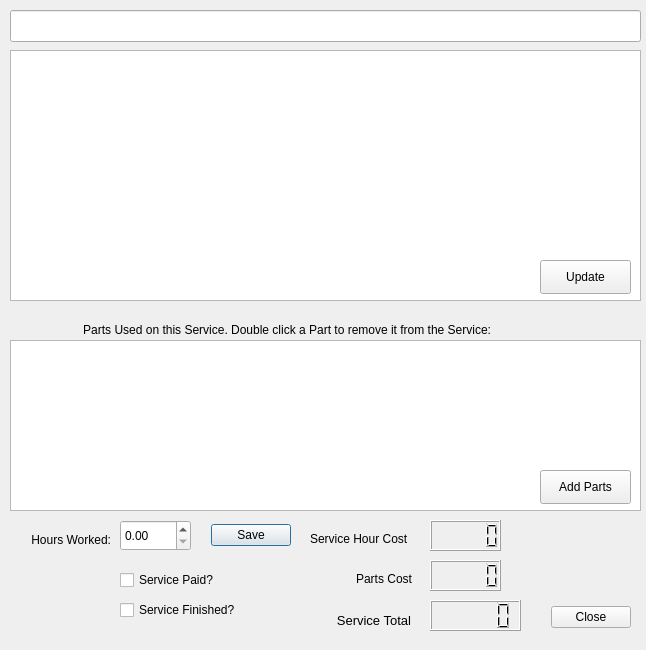
This is Client_Add_service.ui in bedi1982/Oficina as Qt 5 draws it before an edit. The edited form follows.
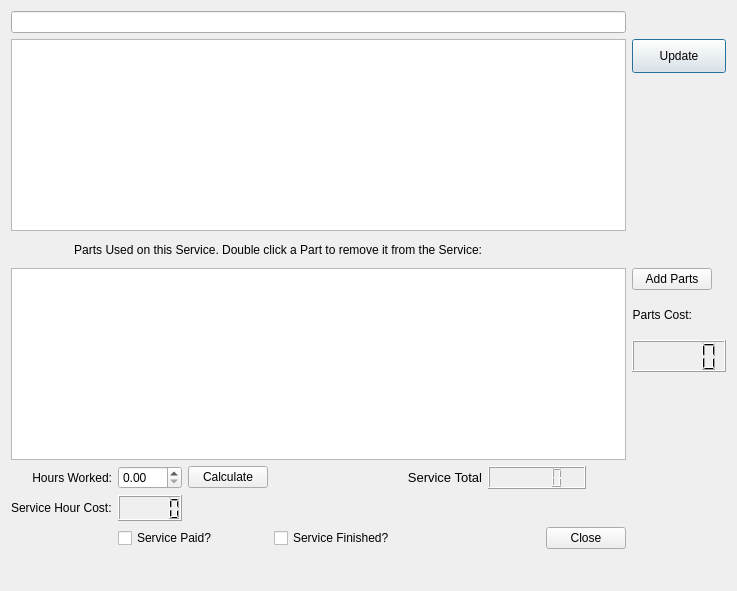
This is the edited form. Icons and pictures are not drawn.

Commit message: layouts, oh my, expandible layouts everywhere!

Diff of the .ui file:
```diff
--- a/Client_Add_service.ui
+++ b/Client_Add_service.ui
@@ -6,22 +6,10 @@
    <rect>
     <x>0</x>
     <y>0</y>
-    <width>646</width>
-    <height>650</height>
+    <width>737</width>
+    <height>591</height>
    </rect>
   </property>
-  <property name="minimumSize">
-   <size>
-    <width>646</width>
-    <height>640</height>
-   </size>
-  </property>
-  <property name="maximumSize">
-   <size>
-    <width>646</width>
-    <height>650</height>
-   </size>
-  </property>
   <property name="windowTitle">
    <string>Adding Service to Car!</string>
   </property>
@@ -29,55 +17,84 @@
    <iconset resource="images/images.qrc">
     <normaloff>:/emoticons/service.png</normaloff>:/emoticons/service.png</iconset>
   </property>
+  <layout class="QGridLayout" name="gridLayout">
+   <item row="16" column="2">
+    <widget class="QLCDNumber" name="lcd_Hour_cost">
+     <property name="maximumSize">
+      <size>
+       <width>98</width>
+       <height>32</height>
+      </size>
+     </property>
+    </widget>
+   </item>
+   <item row="19" column="8">
+    <widget class="QLabel" name="lbl_Emoticon">
+     <property name="maximumSize">
+      <size>
+       <width>48</width>
+       <height>48</height>
+      </size>
+     </property>
+     <property name="text">
+      <string/>
+     </property>
+    </widget>
+   </item>
+   <item row="11" column="8" alignment="Qt::AlignLeft">
   <widget class="QLabel" name="lbl_PartsCost">
-   <property name="geometry">
-    <rect>
-     <x>310</x>
-     <y>570</y>
-     <width>102</width>
-     <height>18</height>
-    </rect>
-   </property>
    <property name="text">
-    <string>Parts Cost</string>
+      <string>Parts Cost:</string>
    </property>
    <property name="alignment">
     <set>Qt::AlignRight|Qt::AlignTrailing|Qt::AlignVCenter</set>
    </property>
   </widget>
-  <widget class="QLabel" name="lbl_totlaServiceCost">
-   <property name="geometry">
-    <rect>
-     <x>310</x>
-     <y>610</y>
-     <width>101</width>
-     <height>20</height>
-    </rect>
-   </property>
-   <property name="font">
-    <font>
-     <pointsize>10</pointsize>
-    </font>
-   </property>
+   </item>
+   <item row="12" column="8">
+    <widget class="QLCDNumber" name="lcd_Parts_Cost">
+     <property name="maximumSize">
+      <size>
+       <width>98</width>
+       <height>32</height>
+      </size>
+     </property>
+    </widget>
+   </item>
+   <item row="1" column="8">
+    <widget class="QPushButton" name="btn_Update_Service_description">
+     <property name="enabled">
+      <bool>true</bool>
+     </property>
+     <property name="sizePolicy">
+      <sizepolicy hsizetype="Fixed" vsizetype="Fixed">
+       <horstretch>0</horstretch>
+       <verstretch>0</verstretch>
+      </sizepolicy>
+     </property>
+     <property name="minimumSize">
+      <size>
+       <width>94</width>
+       <height>34</height>
+      </size>
+     </property>
+     <property name="acceptDrops">
+      <bool>false</bool>
+     </property>
    <property name="text">
-    <string>Service Total</string>
-   </property>
-   <property name="alignment">
-    <set>Qt::AlignRight|Qt::AlignTrailing|Qt::AlignVCenter</set>
-   </property>
-  </widget>
+      <string>Update</string>
+     </property>
+     <property name="icon">
+      <iconset resource="images/images.qrc">
+       <normaloff>:/emoticons/client_info.png</normaloff>:/emoticons/client_info.png</iconset>
+     </property>
+    </widget>
+   </item>
+   <item row="10" column="8">
   <widget class="QPushButton" name="btn_Add_Parts_Used_In_The_Service">
    <property name="enabled">
     <bool>true</bool>
    </property>
-   <property name="geometry">
-    <rect>
-     <x>540</x>
-     <y>470</y>
-     <width>91</width>
-     <height>34</height>
-    </rect>
-   </property>
    <property name="sizePolicy">
     <sizepolicy hsizetype="Fixed" vsizetype="Fixed">
      <horstretch>0</horstretch>
@@ -95,82 +112,35 @@
      <normaloff>:/emoticons/service.png</normaloff>:/emoticons/service.png</iconset>
    </property>
   </widget>
-  <widget class="QLabel" name="lbl_Emoticon">
-   <property name="geometry">
-    <rect>
-     <x>580</x>
-     <y>530</y>
-     <width>48</width>
-     <height>48</height>
-    </rect>
-   </property>
+   </item>
+   <item row="18" column="7">
+    <widget class="QDialogButtonBox" name="btnBox_Close">
+     <property name="standardButtons">
+      <set>QDialogButtonBox::Close</set>
+     </property>
+    </widget>
+   </item>
+   <item row="18" column="0">
+    <widget class="QLabel" name="label_2">
    <property name="maximumSize">
     <size>
-     <width>48</width>
-     <height>48</height>
+       <width>61</width>
+       <height>51</height>
     </size>
    </property>
    <property name="text">
     <string/>
    </property>
-  </widget>
-  <widget class="QTableView" name="tbl_Parts_Used_In_Service">
-   <property name="enabled">
-    <bool>true</bool>
-   </property>
-   <property name="geometry">
-    <rect>
-     <x>10</x>
-     <y>340</y>
-     <width>631</width>
-     <height>171</height>
-    </rect>
-   </property>
-   <property name="sortingEnabled">
+     <property name="pixmap">
+      <pixmap resource="images/images.qrc">:/emoticons/tux.png</pixmap>
+     </property>
+     <property name="scaledContents">
     <bool>true</bool>
    </property>
   </widget>
-  <widget class="QLabel" name="lbl_PartsUsed">
-   <property name="geometry">
-    <rect>
-     <x>40</x>
-     <y>320</y>
-     <width>451</width>
-     <height>20</height>
-    </rect>
-   </property>
-   <property name="text">
-    <string>Parts Used on this Service. Double click a Part to remove it from the Service:</string>
-   </property>
-   <property name="alignment">
-    <set>Qt::AlignRight|Qt::AlignTrailing|Qt::AlignVCenter</set>
-   </property>
-  </widget>
-  <widget class="QCheckBox" name="check_Paid">
-   <property name="enabled">
-    <bool>true</bool>
-   </property>
-   <property name="geometry">
-    <rect>
-     <x>120</x>
-     <y>570</y>
-     <width>131</width>
-     <height>20</height>
-    </rect>
-   </property>
-   <property name="text">
-    <string>Service Paid?</string>
-   </property>
-  </widget>
+   </item>
+   <item row="1" column="0" rowspan="6" colspan="8">
   <widget class="QTextEdit" name="txt_Servicedescription">
-   <property name="geometry">
-    <rect>
-     <x>10</x>
-     <y>50</y>
-     <width>631</width>
-     <height>251</height>
-    </rect>
-   </property>
    <property name="focusPolicy">
     <enum>Qt::NoFocus</enum>
    </property>
@@ -185,18 +155,98 @@
 &lt;p style=&quot;-qt-paragraph-type:empty; margin-top:0px; margin-bottom:0px; margin-left:0px; margin-right:0px; -qt-block-indent:0; text-indent:0px;&quot;&gt;&lt;br /&gt;&lt;/p&gt;&lt;/body&gt;&lt;/html&gt;</string>
    </property>
   </widget>
+   </item>
+   <item row="16" column="0" colspan="2">
+    <widget class="QLabel" name="label">
+     <property name="text">
+      <string>Service Hour Cost:</string>
+     </property>
+    </widget>
+   </item>
+   <item row="18" column="4">
+    <widget class="QCheckBox" name="check_Finished">
+     <property name="enabled">
+      <bool>true</bool>
+     </property>
+     <property name="text">
+      <string>Service Finished?</string>
+     </property>
+    </widget>
+   </item>
+   <item row="0" column="0" colspan="8">
+    <widget class="QLineEdit" name="line_ServiceShortDescription">
+     <property name="focusPolicy">
+      <enum>Qt::NoFocus</enum>
+     </property>
+     <property name="acceptDrops">
+      <bool>false</bool>
+     </property>
+    </widget>
+   </item>
+   <item row="9" column="0">
+    <widget class="QLabel" name="label_Hint_Icon">
+     <property name="maximumSize">
+      <size>
+       <width>31</width>
+       <height>31</height>
+      </size>
+     </property>
+     <property name="text">
+      <string/>
+     </property>
+     <property name="pixmap">
+      <pixmap resource="images/images.qrc">:/emoticons/hint.png</pixmap>
+     </property>
+     <property name="scaledContents">
+      <bool>true</bool>
+     </property>
+    </widget>
+   </item>
+   <item row="10" column="0" rowspan="5" colspan="8">
+    <widget class="QTableView" name="tbl_Parts_Used_In_Service">
+     <property name="enabled">
+      <bool>true</bool>
+     </property>
+     <property name="sortingEnabled">
+      <bool>true</bool>
+     </property>
+    </widget>
+   </item>
+   <item row="15" column="0" colspan="2">
+    <widget class="QLabel" name="lbl_InsertWorkCost">
+     <property name="text">
+      <string>Hours Worked:</string>
+     </property>
+     <property name="alignment">
+      <set>Qt::AlignRight|Qt::AlignTrailing|Qt::AlignVCenter</set>
+     </property>
+    </widget>
+   </item>
+   <item row="9" column="1" colspan="6">
+    <widget class="QLabel" name="lbl_PartsUsed">
+     <property name="text">
+      <string>Parts Used on this Service. Double click a Part to remove it from the Service:</string>
+     </property>
+     <property name="alignment">
+      <set>Qt::AlignRight|Qt::AlignTrailing|Qt::AlignVCenter</set>
+     </property>
+    </widget>
+   </item>
+   <item row="18" column="2" colspan="2">
+    <widget class="QCheckBox" name="check_Paid">
+     <property name="enabled">
+      <bool>true</bool>
+     </property>
+     <property name="text">
+      <string>Service Paid?</string>
+     </property>
+    </widget>
+   </item>
+   <item row="15" column="2">
   <widget class="QDoubleSpinBox" name="Spin_Hand_Work_Hours">
    <property name="enabled">
     <bool>true</bool>
    </property>
-   <property name="geometry">
-    <rect>
-     <x>120</x>
-     <y>520</y>
-     <width>71</width>
-     <height>31</height>
-    </rect>
-   </property>
    <property name="maximum">
     <double>999.000000000000000</double>
    </property>
@@ -204,209 +254,40 @@
     <double>1.000000000000000</double>
    </property>
   </widget>
-  <widget class="QLabel" name="lbl_InsertWorkCost">
-   <property name="geometry">
-    <rect>
-     <x>20</x>
-     <y>530</y>
-     <width>91</width>
-     <height>20</height>
-    </rect>
-   </property>
-   <property name="text">
-    <string>Hours Worked:</string>
-   </property>
-   <property name="alignment">
-    <set>Qt::AlignRight|Qt::AlignTrailing|Qt::AlignVCenter</set>
-   </property>
-  </widget>
-  <widget class="QLineEdit" name="line_ServiceShortDescription">
-   <property name="geometry">
-    <rect>
-     <x>10</x>
-     <y>10</y>
-     <width>631</width>
-     <height>32</height>
-    </rect>
-   </property>
-   <property name="focusPolicy">
-    <enum>Qt::NoFocus</enum>
-   </property>
-   <property name="acceptDrops">
-    <bool>false</bool>
-   </property>
-  </widget>
-  <widget class="QLabel" name="label">
-   <property name="geometry">
-    <rect>
-     <x>310</x>
-     <y>530</y>
-     <width>111</width>
-     <height>18</height>
-    </rect>
-   </property>
-   <property name="text">
-    <string>Service Hour Cost</string>
-   </property>
-  </widget>
-  <widget class="QLCDNumber" name="lcd_Hour_cost">
-   <property name="geometry">
-    <rect>
-     <x>430</x>
-     <y>520</y>
-     <width>71</width>
-     <height>31</height>
-    </rect>
-   </property>
-  </widget>
-  <widget class="QLCDNumber" name="lcd_Parts_Cost">
-   <property name="geometry">
-    <rect>
-     <x>430</x>
-     <y>560</y>
-     <width>71</width>
-     <height>31</height>
-    </rect>
-   </property>
-  </widget>
+   </item>
+   <item row="15" column="7">
   <widget class="QLCDNumber" name="lcd_Service_Total">
-   <property name="geometry">
-    <rect>
-     <x>430</x>
-     <y>600</y>
-     <width>91</width>
-     <height>31</height>
-    </rect>
-   </property>
-  </widget>
-  <widget class="QCheckBox" name="check_Finished">
-   <property name="enabled">
-    <bool>true</bool>
-   </property>
-   <property name="geometry">
-    <rect>
-     <x>120</x>
-     <y>600</y>
-     <width>131</width>
-     <height>20</height>
-    </rect>
-   </property>
+     <property name="maximumSize">
+      <size>
+       <width>98</width>
+       <height>32</height>
+      </size>
+     </property>
+    </widget>
+   </item>
+   <item row="15" column="6">
+    <widget class="QLabel" name="lbl_totlaServiceCost">
+     <property name="font">
+      <font>
+       <pointsize>10</pointsize>
+      </font>
+     </property>
    <property name="text">
-    <string>Service Finished?</string>
-   </property>
-  </widget>
-  <widget class="QDialogButtonBox" name="btnBox_Close">
-   <property name="geometry">
-    <rect>
-     <x>540</x>
-     <y>600</y>
-     <width>91</width>
-     <height>34</height>
-    </rect>
-   </property>
-   <property name="standardButtons">
-    <set>QDialogButtonBox::Close</set>
-   </property>
-  </widget>
-  <widget class="QDialogButtonBox" name="btn_Save_Worked_Hours">
-   <property name="geometry">
-    <rect>
-     <x>200</x>
-     <y>520</y>
-     <width>91</width>
-     <height>31</height>
-    </rect>
-   </property>
-   <property name="standardButtons">
-    <set>QDialogButtonBox::Save</set>
-   </property>
-  </widget>
-  <widget class="QPushButton" name="btn_Update_Service_description">
-   <property name="enabled">
-    <bool>true</bool>
-   </property>
-   <property name="geometry">
-    <rect>
-     <x>540</x>
-     <y>260</y>
-     <width>91</width>
-     <height>34</height>
-    </rect>
-   </property>
-   <property name="sizePolicy">
-    <sizepolicy hsizetype="Fixed" vsizetype="Fixed">
-     <horstretch>0</horstretch>
-     <verstretch>0</verstretch>
-    </sizepolicy>
-   </property>
-   <property name="acceptDrops">
-    <bool>false</bool>
-   </property>
+      <string>Service Total</string>
+     </property>
+     <property name="alignment">
+      <set>Qt::AlignRight|Qt::AlignTrailing|Qt::AlignVCenter</set>
+     </property>
+    </widget>
+   </item>
+   <item row="15" column="3">
+    <widget class="QPushButton" name="btn_Calculate_worked_Hours">
    <property name="text">
-    <string>Update</string>
-   </property>
-   <property name="icon">
-    <iconset resource="images/images.qrc">
-     <normaloff>:/emoticons/client_info.png</normaloff>:/emoticons/client_info.png</iconset>
-   </property>
-  </widget>
-  <widget class="QLabel" name="label_2">
-   <property name="geometry">
-    <rect>
-     <x>40</x>
-     <y>570</y>
-     <width>61</width>
-     <height>51</height>
-    </rect>
-   </property>
-   <property name="text">
-    <string/>
-   </property>
-   <property name="pixmap">
-    <pixmap resource="images/images.qrc">:/emoticons/tux.png</pixmap>
-   </property>
-   <property name="scaledContents">
-    <bool>true</bool>
-   </property>
-  </widget>
-  <widget class="QLabel" name="label_Hint_Icon">
-   <property name="geometry">
-    <rect>
-     <x>10</x>
-     <y>300</y>
-     <width>31</width>
-     <height>31</height>
-    </rect>
-   </property>
-   <property name="text">
-    <string/>
-   </property>
-   <property name="pixmap">
-    <pixmap resource="images/images.qrc">:/emoticons/hint.png</pixmap>
-   </property>
-   <property name="scaledContents">
-    <bool>true</bool>
-   </property>
-  </widget>
-  <widget class="QLabel" name="label_Hint_Icon_2">
-   <property name="geometry">
-    <rect>
-     <x>490</x>
-     <y>300</y>
-     <width>31</width>
-     <height>31</height>
-    </rect>
-   </property>
-   <property name="text">
-    <string/>
-   </property>
-   <property name="pixmap">
-    <pixmap resource="images/images.qrc">:/emoticons/hint.png</pixmap>
-   </property>
-   <property name="scaledContents">
-    <bool>true</bool>
-   </property>
-  </widget>
+      <string>Calculate</string>
+     </property>
+    </widget>
+   </item>
+  </layout>
   <zorder>tbl_Parts_Used_In_Service</zorder>
   <zorder>txt_Servicedescription</zorder>
   <zorder>lbl_PartsCost</zorder>
```
Left out of the diff: 26 changed lines with no effect on the pictures. Lines whose indentation alone changed are shown as unchanged. The commit also changes 5 other files.
